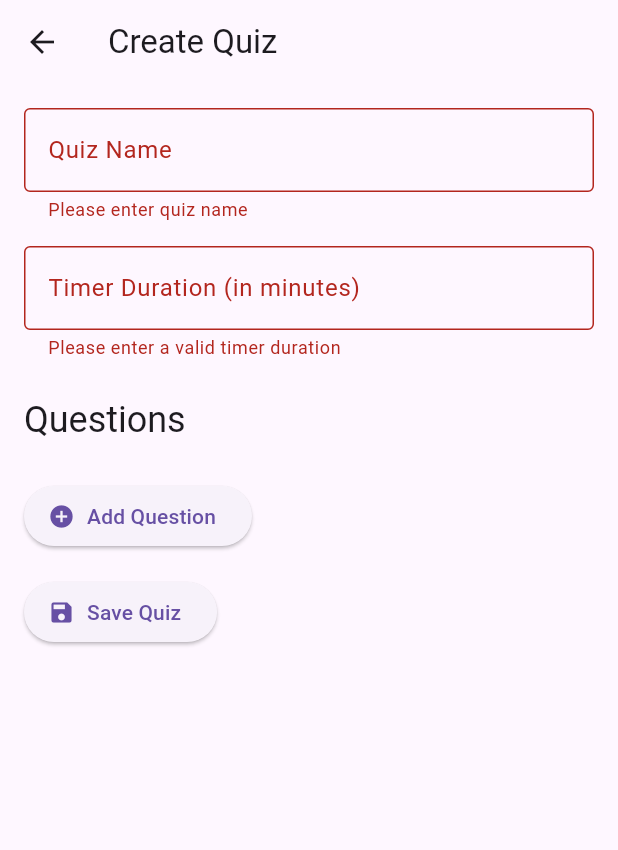
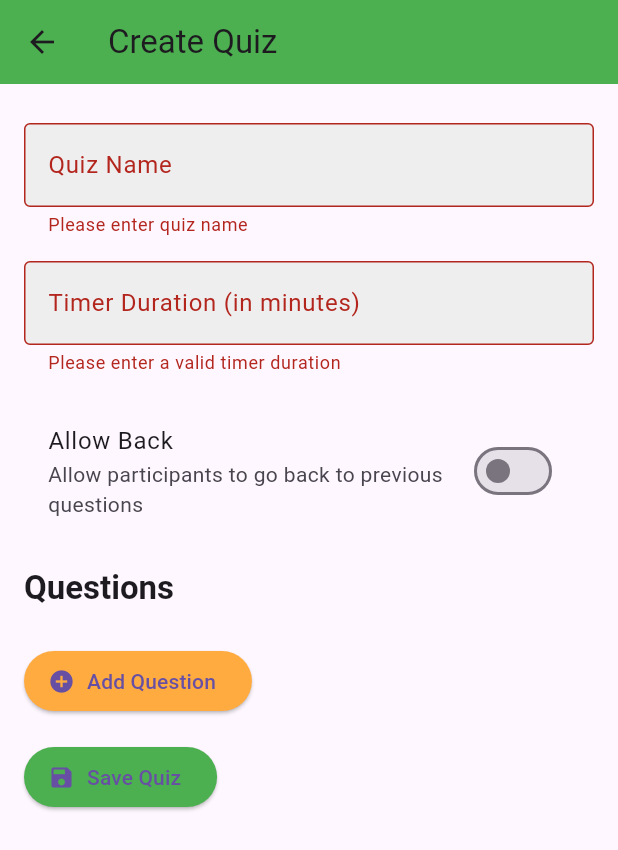
Before and after one commit to wisecrack7/Project_PPB, a Flutter app: the CreateQuizPage screen opened directly with empty values, after a tap on "Save Quiz", on a phone screen of 412 x 824 dp. Shown: the top 850 px of the screen. Run offline on Flutter 3.47's test engine with Material 3 defaults, Android fonts, the phone set to English and light mode, and no system bars; our stand-ins replace cloud_firestore, firebase_auth, firebase_core; accounts and stored records are empty.

Commit message:
added an option to delete questions, and fixed a bug

```diff
--- a/lib/Quiz/create_quiz.dart
+++ b/lib/Quiz/create_quiz.dart
@@ -2,9 +2,9 @@ import 'package:cloud_firestore/cloud_firestore.dart';
 import 'package:flutter/material.dart';
 
 class CreateQuizPage extends StatefulWidget {
-  final String username; // Tambahkan username teacher
+  final String username;
 
-  CreateQuizPage({required this.username}); // Tambahkan konstruktor untuk menerima username
+  CreateQuizPage({required this.username});
 
   @override
   _CreateQuizPageState createState() => _CreateQuizPageState();
@@ -15,6 +15,7 @@ class _CreateQuizPageState extends State<CreateQuizPage> {
   final _quizNameController = TextEditingController();
   final _timerController = TextEditingController();
   List<Map<String, dynamic>> questions = [];
+  bool allowBack = false;
 
   void _addQuestion() {
     setState(() {
@@ -27,6 +28,12 @@ class _CreateQuizPageState extends State<CreateQuizPage> {
     });
   }
 
+  void _removeQuestion(int index) {
+    setState(() {
+      questions.removeAt(index);
+    });
+  }
+
   void _addOption(int questionIndex) {
     setState(() {
       questions[questionIndex]['options'].add('');
@@ -35,7 +42,7 @@ class _CreateQuizPageState extends State<CreateQuizPage> {
 
   Future<int> _getNextQuizId() async {
     QuerySnapshot snapshot =
-    await FirebaseFirestore.instance.collection('quizzes').get();
+        await FirebaseFirestore.instance.collection('quizzes').get();
     int maxId = 0;
 
     for (var doc in snapshot.docs) {
@@ -58,12 +65,11 @@ class _CreateQuizPageState extends State<CreateQuizPage> {
         'quizName': _quizNameController.text,
         'timerDuration': timerDuration,
         'questions': questions,
-        'creatorUsername': widget.username, // Ensure consistency here
+        'creatorUsername': widget.username,
+        'allowBack': allowBack,
       };
 
-      await FirebaseFirestore.instance
-          .collection('quizzes')
-          .add(quizData); // Use add to auto-generate document ID
+      await FirebaseFirestore.instance.collection('quizzes').add(quizData);
 
       ScaffoldMessenger.of(context).showSnackBar(
         SnackBar(content: Text('Quiz saved successfully!')),
@@ -72,15 +78,18 @@ class _CreateQuizPageState extends State<CreateQuizPage> {
       _timerController.clear();
       setState(() {
         questions.clear();
+        allowBack = false;
       });
     }
   }
 
-
   @override
   Widget build(BuildContext context) {
     return Scaffold(
-      appBar: AppBar(title: Text('Create Quiz')),
+      appBar: AppBar(
+        title: Text('Create Quiz'),
+        backgroundColor: Color(0xFF4CAF50),
+      ),
       body: Padding(
         padding: const EdgeInsets.all(16.0),
         child: Form(
@@ -89,12 +98,15 @@ class _CreateQuizPageState extends State<CreateQuizPage> {
             child: Column(
               crossAxisAlignment: CrossAxisAlignment.start,
               children: [
+                SizedBox(height: 10),
                 TextFormField(
                   controller: _quizNameController,
                   decoration: InputDecoration(
                     labelText: 'Quiz Name',
                     border: OutlineInputBorder(),
                     helperText: 'Enter the name of the quiz.',
+                    filled: true,
+                    fillColor: Colors.grey[200],
                   ),
                   validator: (value) {
                     if (value == null || value.isEmpty) {
@@ -104,12 +116,15 @@ class _CreateQuizPageState extends State<CreateQuizPage> {
                   },
                 ),
                 SizedBox(height: 16),
+
                 TextFormField(
                   controller: _timerController,
                   decoration: InputDecoration(
                     labelText: 'Timer Duration (in minutes)',
                     border: OutlineInputBorder(),
                     helperText: 'Enter the timer duration for the quiz.',
+                    filled: true,
+                    fillColor: Colors.grey[200],
                   ),
                   keyboardType: TextInputType.number,
                   validator: (value) {
@@ -122,50 +137,89 @@ class _CreateQuizPageState extends State<CreateQuizPage> {
                   },
                 ),
                 SizedBox(height: 24),
+                // Allow Back Switch
+                SwitchListTile(
+                  title: Text('Allow Back'),
+                  subtitle: Text(
+                      'Allow participants to go back to previous questions'),
+                  value: allowBack,
+                  onChanged: (bool value) {
+                    setState(() {
+                      allowBack = value;
+                    });
+                  },
+                  activeColor: Color(0xFF4CAF50),
+                ),
+                SizedBox(height: 24),
+                // Questions Section
                 Text(
                   'Questions',
-                  style: Theme.of(context).textTheme.headlineSmall,
+                  style: Theme.of(context)
+                      .textTheme
+                      .titleLarge
+                      ?.copyWith(fontWeight: FontWeight.bold),
                 ),
                 SizedBox(height: 8),
+                // Dynamic List of Questions
                 for (int index = 0; index < questions.length; index++)
                   Card(
                     elevation: 3,
                     margin: EdgeInsets.symmetric(vertical: 8),
+                    shape: RoundedRectangleBorder(
+                        borderRadius: BorderRadius.circular(12)),
                     child: Padding(
-                      padding: const EdgeInsets.all(8.0),
+                      padding: const EdgeInsets.all(16.0),
                       child: Column(
                         crossAxisAlignment: CrossAxisAlignment.start,
                         children: [
+                          Row(
+                            mainAxisAlignment: MainAxisAlignment.spaceBetween,
+                            children: [
+                              Text(
+                                'Question ${index + 1}',
+                                style: TextStyle(fontWeight: FontWeight.bold),
+                              ),
+                              IconButton(
+                                icon: Icon(Icons.delete, color: Colors.red),
+                                onPressed: () => _removeQuestion(index),
+                              ),
+                            ],
+                          ),
                           TextFormField(
                             initialValue: questions[index]['question'],
                             decoration: InputDecoration(
-                              labelText: 'Question ${index + 1}',
+                              labelText: 'Enter the question',
                               border: OutlineInputBorder(),
+                              filled: true,
+                              fillColor: Colors.grey[200],
                             ),
                             onChanged: (value) {
                               questions[index]['question'] = value;
                             },
                           ),
                           SizedBox(height: 8),
+                          // Options for the Question
                           Text(
                             'Options',
                             style: TextStyle(fontWeight: FontWeight.bold),
                           ),
                           SizedBox(height: 8),
                           for (int i = 0;
-                          i < questions[index]['options'].length;
-                          i++)
+                              i < questions[index]['options'].length;
+                              i++)
                             Padding(
                               padding: const EdgeInsets.only(bottom: 8.0),
                               child: Row(
                                 children: [
                                   Expanded(
                                     child: TextFormField(
-                                      initialValue:
-                                      questions[index]['options'][i],
+                                      initialValue: questions[index]['options']
+                                          [i],
                                       decoration: InputDecoration(
                                         labelText: 'Option ${i + 1}',
                                         border: OutlineInputBorder(),
+                                        filled: true,
+                                        fillColor: Colors.grey[200],
                                       ),
                                       onChanged: (value) {
                                         questions[index]['options'][i] = value;
@@ -184,15 +238,22 @@ class _CreateQuizPageState extends State<CreateQuizPage> {
                                 ],
                               ),
                             ),
+                          // Add Option Button
                           ElevatedButton.icon(
                             onPressed: () => _addOption(index),
                             icon: Icon(Icons.add),
                             label: Text('Add Option'),
+                            style: ElevatedButton.styleFrom(
+                                backgroundColor: Colors.blueAccent),
                           ),
+                          SizedBox(height: 10),
+                          // Dropdown for Correct Answer
                           DropdownButtonFormField<int>(
                             decoration: InputDecoration(
                               labelText: 'Correct Answer',
                               border: OutlineInputBorder(),
+                              filled: true,
+                              fillColor: Colors.grey[200],
                             ),
                             value: questions[index]['correctAnswerIndex'],
                             onChanged: (int? newValue) {
@@ -203,7 +264,7 @@ class _CreateQuizPageState extends State<CreateQuizPage> {
                             },
                             items: List.generate(
                               questions[index]['options'].length,
-                                  (i) => DropdownMenuItem<int>(
+                              (i) => DropdownMenuItem<int>(
                                 value: i,
                                 child: Text('Option ${i + 1}'),
                               ),
@@ -220,16 +281,22 @@ class _CreateQuizPageState extends State<CreateQuizPage> {
                     ),
                   ),
                 SizedBox(height: 16),
+                // Add Question Button
                 ElevatedButton.icon(
                   onPressed: _addQuestion,
                   icon: Icon(Icons.add_circle),
                   label: Text('Add Question'),
+                  style: ElevatedButton.styleFrom(
+                      backgroundColor: Colors.orangeAccent),
                 ),
                 SizedBox(height: 16),
+                // Save Quiz Button
                 ElevatedButton.icon(
                   onPressed: _saveQuiz,
                   icon: Icon(Icons.save),
                   label: Text('Save Quiz'),
+                  style: ElevatedButton.styleFrom(
+                      backgroundColor: Color(0xFF4CAF50)),
                 ),
               ],
             ),
```
